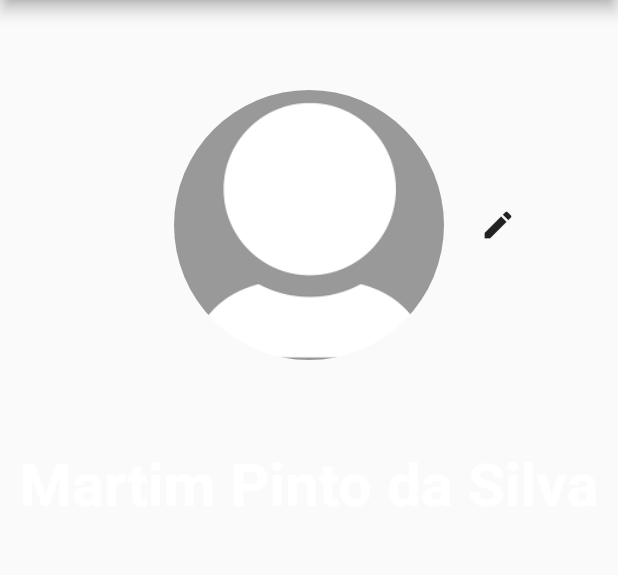
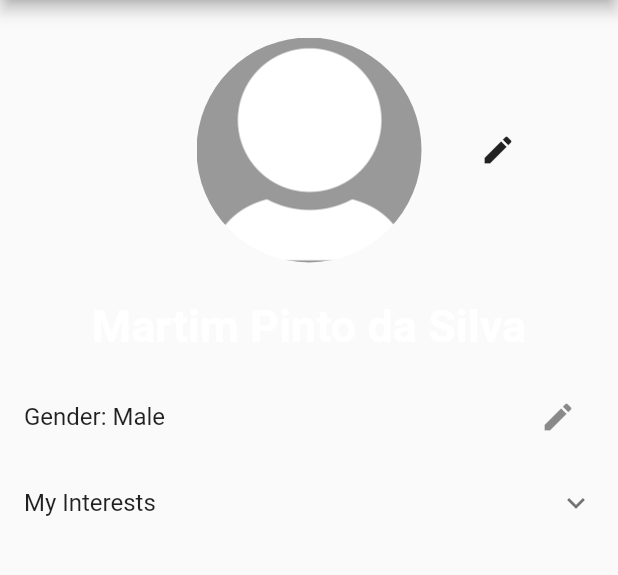
Before and after one commit to kiko-g/feup-esof, a Flutter app: the MyProfile screen opened by its route, on a phone screen of 412 x 824 dp, the part 84-659 px from its top. Run offline on Flutter 3.47's test engine with Material 2 defaults, Android fonts, the phone set to English and light mode, and no system bars; our stand-ins replace dynamic_theme, image_picker, shared_preferences; accounts and stored records are empty.

Commit message:
profile done!?

```diff
--- a/campus_nav/lib/view/Widgets/MyProfileWidget.dart
+++ b/campus_nav/lib/view/Widgets/MyProfileWidget.dart
@@ -4,8 +4,7 @@ import 'dart:io';
 import 'package:flutter/material.dart';
 //Image picker to select photo from camera
 import 'package:image_picker/image_picker.dart';
-//Flutter slidable widget
-import 'package:flutter_slidable/flutter_slidable.dart';
+
 
 class MyProfileWidget extends StatefulWidget {
   final name, interests, gender;
@@ -29,6 +28,7 @@ class _MyProfileWidgetState extends State<MyProfileWidget> {
   var name, interests, gender;
   File img;
   final defaultProfile = "assets/images/profileDefault.png";
+  bool sports = false, science = false, tech = false, softw = false, bussiness = false;
 
   _MyProfileWidgetState({
     @required this.name,
@@ -55,6 +55,40 @@ class _MyProfileWidgetState extends State<MyProfileWidget> {
     img = await ImagePicker.pickImage(source: ImageSource.camera);
   }
 
+  updateGender() {
+    setState(() {
+      gender == "Male" ? gender = "Female" : gender = "Male";
+    });
+  }
+
+  updateSports() {
+    setState(() {
+      sports == false ? sports = true : sports = false;
+    });
+  }
+  updateScience() {
+    setState(() {
+      science == false ? science = true : science = false;
+    });
+  }
+  updateTech() {
+    setState(() {
+      tech == false ? tech = true : tech = false;
+    });
+  }
+  updateSoftw() {
+    setState(() {
+      softw == false ? softw = true : softw = false;
+    });
+  }
+  updateBussiness() {
+    setState(() {
+      bussiness == false ? bussiness = true : bussiness = false;
+    });
+  }
+
+  //PROBLEMA QUANDO MECHO NO TICK SPORTS AFETA BUSSINESS
+
   @override
   Widget build(BuildContext context){
     return new Column(
@@ -64,7 +98,7 @@ class _MyProfileWidgetState extends State<MyProfileWidget> {
           children: <Widget>[
             Container(
               width: 350,
-              height: 300,
+              height: 200,
               child: Align(
                 alignment: Alignment.centerRight,
                 child: IconButton(
@@ -75,14 +109,14 @@ class _MyProfileWidgetState extends State<MyProfileWidget> {
             ),
             Container(
               width: 400,
-              height: 300,
+              height: 200,
               child: Align(
                 alignment: Alignment.center,
                 child: ClipOval(
                   child: Image.asset(img==null?defaultProfile:img.path,
                     fit: BoxFit.fitWidth,
-                    width: 180.0,
-                    height: 180.0,
+                    width: 150.0,
+                    height: 150.0,
                   )
                 ),
               ),
@@ -91,24 +125,73 @@ class _MyProfileWidgetState extends State<MyProfileWidget> {
         ),
 
         Container(
-          width: 1000,
-          height: 200,
+          width: 500,
+          height: 50,
           child: Align(
             alignment: Alignment.topCenter,
             child: Text(name,
               style: TextStyle(
                 color: Colors.white,
-                fontSize: 40,
+                fontSize: 30,
                 fontWeight: FontWeight.bold
               ),
             ),
           ),
         ),
-                  /*Positioned(
-                    right: 20,
-                    top: 20,
-                    child: Icon(Icons.edit),
-                  ),*/
+        //Gender
+        ListTile(
+          trailing: IconButton(
+            tooltip: "Edit attribute",
+            icon: Icon(Icons.edit),
+            onPressed: updateGender,
+          ),
+          title: Text('Gender: ' + gender),
+        ),
+        ExpansionTile(
+          title: Text("My Interests"),
+          children: <Widget>[
+            ListTile(
+              trailing: IconButton(
+                tooltip: "Edit attribute",
+                icon: Icon(sports == true ? Icons.check_circle : Icons.check_circle_outline),
+                onPressed: updateSports,
+              ),
+              title: Text('Sports', style: TextStyle(decoration: TextDecoration.underline),),
+            ),
+            ListTile(
+              trailing: IconButton(
+                tooltip: "Edit attribute",
+                icon: Icon(science == true ? Icons.check_circle : Icons.check_circle_outline),
+                onPressed: updateScience,
+              ),
+              title: Text('Science', style: TextStyle(decoration: TextDecoration.underline),),
+            ),
+            ListTile(
+              trailing: IconButton(
+                tooltip: "Edit attribute",
+                icon: Icon(tech == true ? Icons.check_circle : Icons.check_circle_outline),
+                onPressed: updateTech,
+              ),
+              title: Text('Tech', style: TextStyle(decoration: TextDecoration.underline),),
+            ),
+            ListTile(
+              trailing: IconButton(
+                tooltip: "Edit attribute",
+                icon: Icon(softw == true ? Icons.check_circle : Icons.check_circle_outline),
+                onPressed: updateSoftw,
+              ),
+              title: Text('Software Engineering', style: TextStyle(decoration: TextDecoration.underline),),
+            ),
+            ListTile(
+              trailing: IconButton(
+                tooltip: "Edit attribute",
+                icon: Icon(sports == bussiness ? Icons.check_circle : Icons.check_circle_outline),
+                onPressed: updateBussiness,
+              ),
+              title: Text('Business', style: TextStyle(decoration: TextDecoration.underline),),
+            ),
+          ],
+        )
       ],
     );
   }
```
